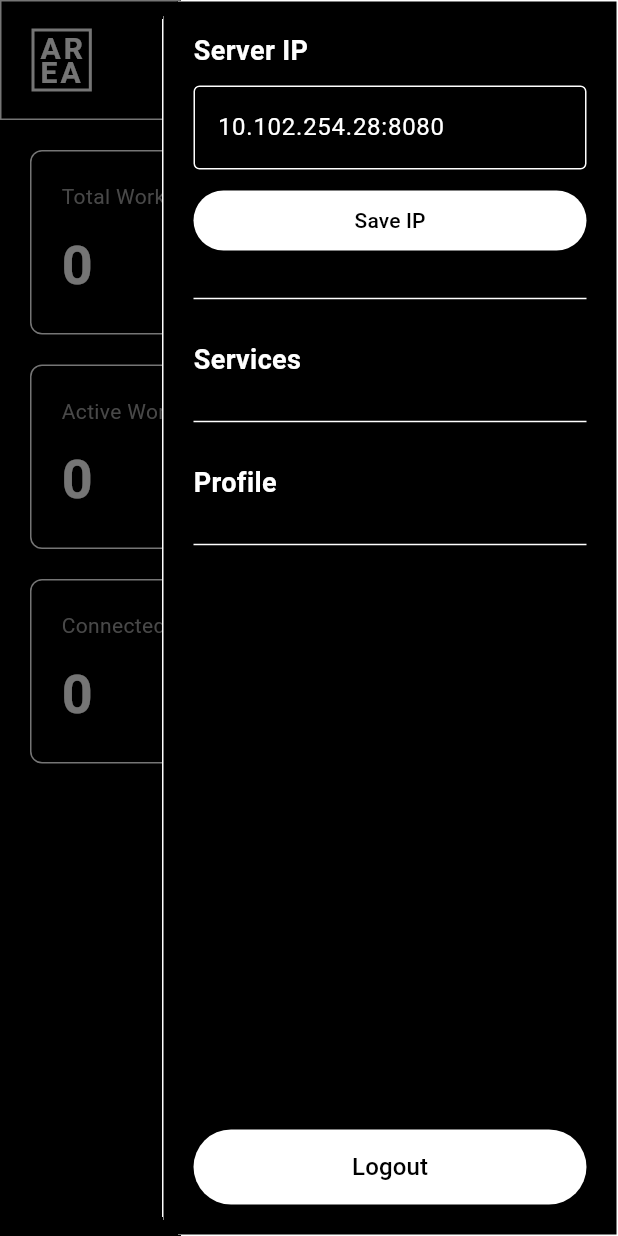
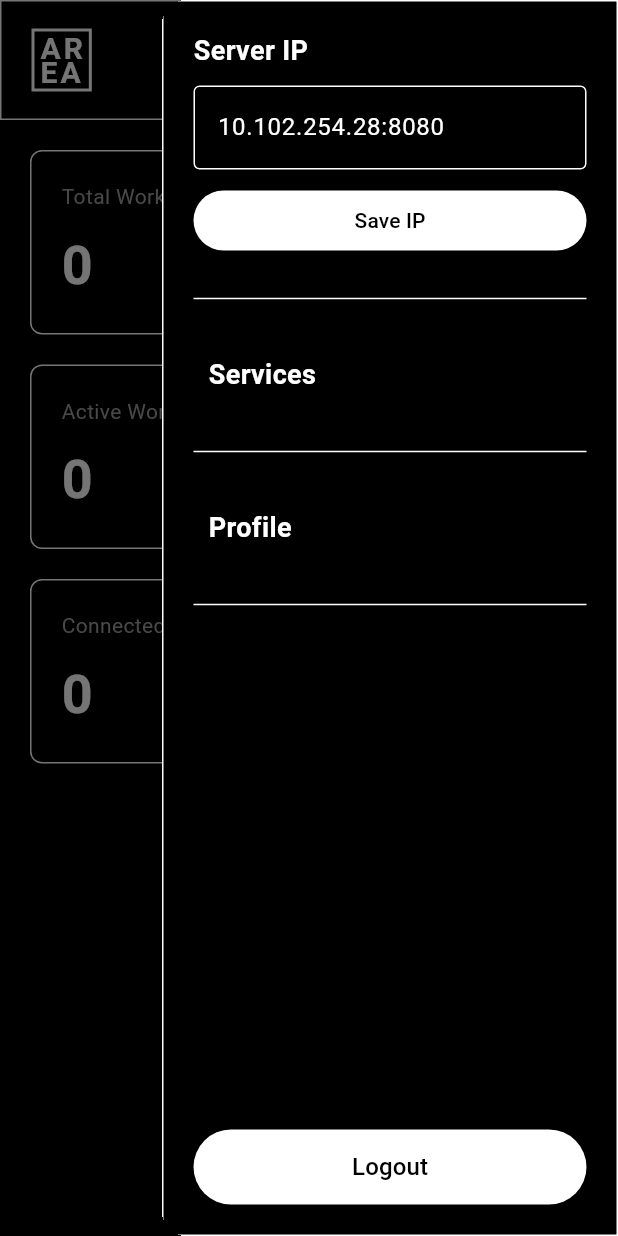
Before and after one commit to CrackedOnTiti/AREA, a Flutter app: the HomeScreen screen opened by its route, with the side drawer open, on a phone screen of 412 x 824 dp. Run offline on Flutter 3.47's test engine with Material 3 defaults, Android fonts, the phone set to English and light mode, and no system bars; our stand-ins replace google_fonts, shared_preferences; accounts and stored records are empty; network calls fail.

Commit message:
[FIX] added the same InkWell padding as i did for the hamburger menu icon for easyer clicking #86, #88, #91

```diff
--- a/client/apk/lib/screens/home_screen.dart
+++ b/client/apk/lib/screens/home_screen.dart
@@ -143,17 +143,20 @@ class _HomeScreenState extends State<HomeScreen> {
                 SizedBox(height: 20),
 
                 // Services Section
-                GestureDetector(
+                InkWell(
                   onTap: () {
                     print('Services tapped');
                     // TODO: Navigate to services screen
                   },
+                  child: Padding(
+                    padding: EdgeInsets.all(10),
                     child: Text(
                       'Services',
                       style: TextStyle(
                         color: Colors.white,
                         fontSize: 18,
                         fontWeight: FontWeight.bold,
+                      ),
                     ),
                   ),
                 ),
@@ -164,19 +167,22 @@ class _HomeScreenState extends State<HomeScreen> {
                 SizedBox(height: 20),
 
                 // Profile Section
-                GestureDetector(
+                InkWell(
                   onTap: () {
                     Navigator.push(
                       context,
                       MaterialPageRoute(builder: (context) => ProfileScreen()),
                     );
                   },
+                  child: Padding(
+                    padding: EdgeInsets.all(10),
                     child: Text(
                       'Profile',
                       style: TextStyle(
                         color: Colors.white,
                         fontSize: 18,
                         fontWeight: FontWeight.bold,
+                      ),
                     ),
                   ),
                 ),
@@ -239,8 +245,10 @@ class _HomeScreenState extends State<HomeScreen> {
                 mainAxisAlignment: MainAxisAlignment.spaceBetween,
                 crossAxisAlignment: CrossAxisAlignment.center,
                 children: [
-                  // AREA logo on the left
-                  Container(
+                  // AREA logo on the left - tap to reload dashboard
+                  GestureDetector(
+                    onTap: () => _loadDashboardStats(),
+                    child: Container(
                       padding: EdgeInsets.symmetric(horizontal: 3, vertical: 3),
                       decoration: BoxDecoration(
                         border: Border.all(color: Colors.white, width: 2),
@@ -253,6 +261,7 @@ class _HomeScreenState extends State<HomeScreen> {
                           fontWeight: FontWeight.bold,
                           height: 0.8,
                           letterSpacing: 2,
+                        ),
                       ),
                     ),
                   ),
```
Also changed, not shown: client/apk/lib/screens/profile_screen.dart (+17 -4 lines). Lines whose indentation alone changed are shown as unchanged.
